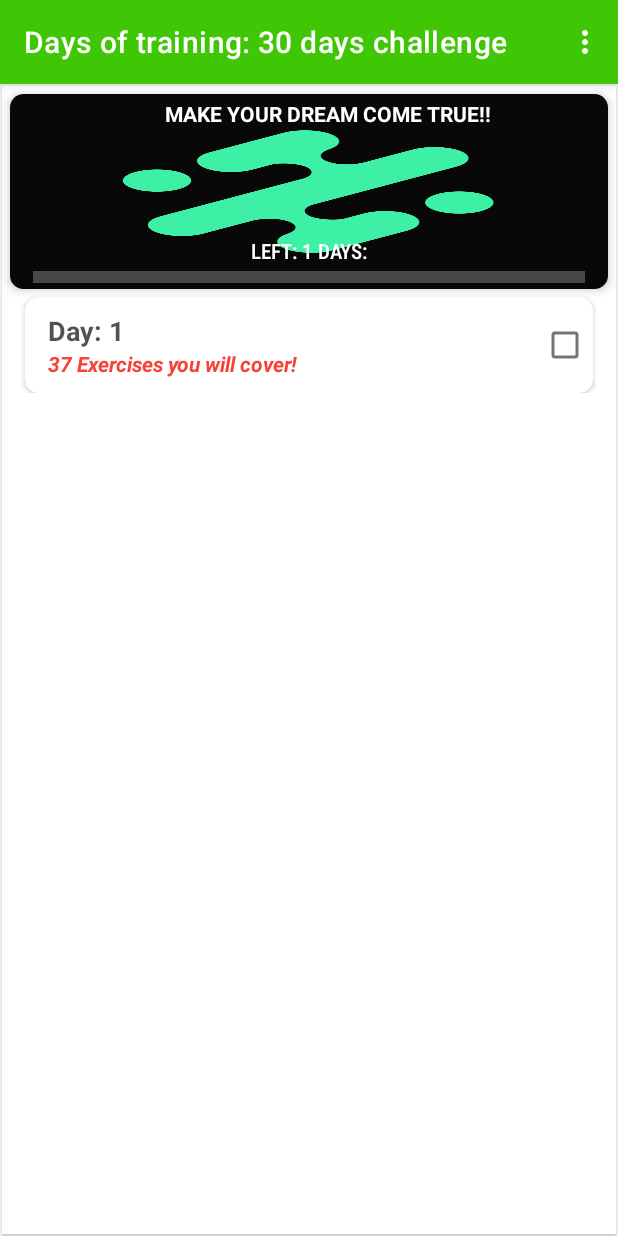
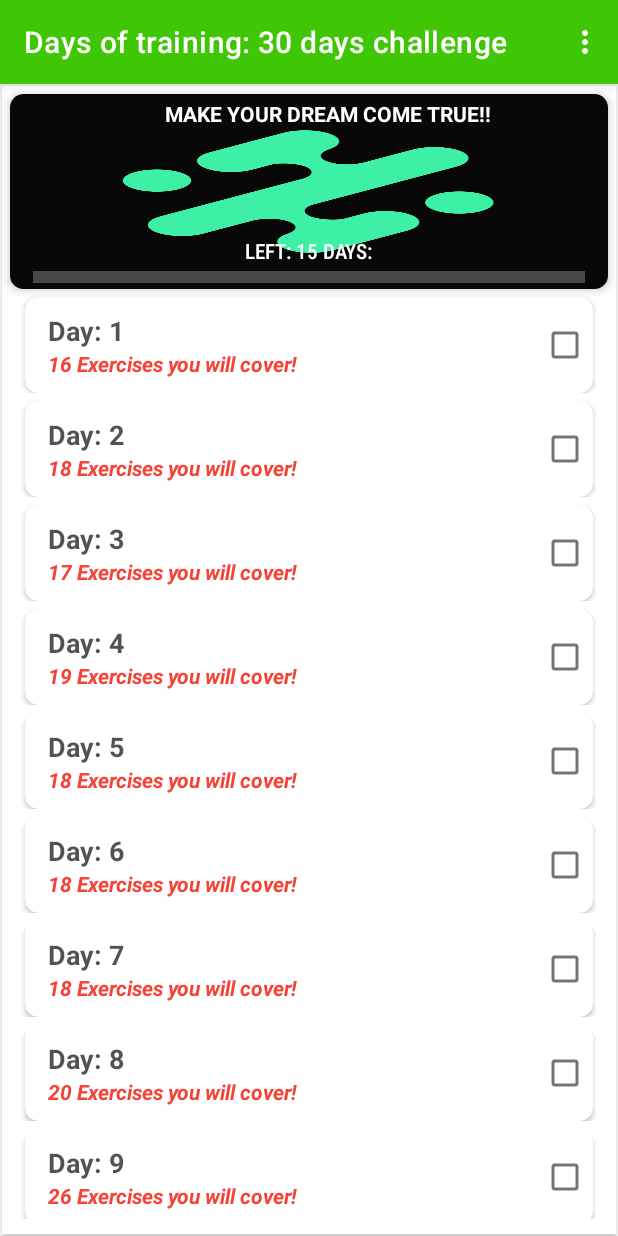
Before and after one commit to Wheazzzy/ASimpleApplicationFitness15DaysMotivation, an Android app: the screen it shows after launch (MainActivity), on a phone screen of 412 x 824 dp. Run offline under Robolectric (Android 15) with nearby library versions, the phone set to English and light mode, and no system bars.

Commit message:
Updated exercises

```diff
--- a/app/src/main/res/values/arrays_of_trainers.xml
+++ b/app/src/main/res/values/arrays_of_trainers.xml
@@ -1,47 +1,64 @@
 <?xml version="1.0" encoding="utf-8"?>
 <resources>
     <string-array name="training_exercise">
-     <item>Barbell press on biceps|x20 repetitions|barbell press on biceps.gif</item>
-     <item>Body weight Squats The Ultimate Guide|x38 repetitions|38 Different Types of Bodyweight Squats_ The Ultimate Guide _ Yuri Elkaim.gif</item>
-     <item>Alternating Lateral Pistol Squat|45|Alternating Lateral Pistol Squat.gif</item>
-     <item>Bear Crawl Squat|30|Bear Crawl Squat.gif</item>
-     <item>Bending one arm while sitting|x30 repetitions|bending one arm while sitting.gif</item>
-     <item>Triceps Exercises|x25 repetitions|Build 3D Arms With These 25 Triceps Exercises.gif</item>
-     <item>Extension of the upper block|x30 repetitions|extension of the upper block.gif</item>
-     <item>Gym ganteley to sit|20|gym ganteley sidya.gif</item>
-     <item>Hammers with dumbbells|x25|hammers with dumbbells.gif</item>
-     <item>Hollow-Body Hold Rock|30|Hollow-Body Hold Rock.gif</item>
-     <item>The crossover lying on an inclined bench|x30|information in the crossover lying on an inclined bench.gif</item>
-     <item>Isometric Jump Squat Ladder|x60|Isometric Jump Squat Ladder.gif</item>
-     <item>Jym-legs|50|jym-legs.gif</item>
-     <item>Lifting dumbbells|x30|lifting dumbbells.gif</item>
-     <item>Lifting the barbell on the biceps|x15|lifting the barbell on the biceps.gif</item>
-     <item>Pike Push up|x20|Pike Pushup.gif</item>
-     <item>Pull-ups|x15|pull - ups.gif</item>
-     <item>Siting-sgibanya|30|sidya-sgibanyagif.gif</item>
-     <item>Squats|x25|squats.gif</item>
-     <item>Standing Leg Raise|x30|Standing Leg Raise.gif</item>
-     <item>The Belly-Fat Inferno|30|The Belly-Fat Inferno.gif</item>
-     <item>The Spartacus Workout|30|The Spartacus Workout.gif</item>
+     <item>Barbell press on biceps|x20 repetitions|barbell press on biceps.gif</item> <!--Exercise - 0 -->
+     <item>Body weight Squats The Ultimate Guide|x38 repetitions|38 Different Types of Bodyweight Squats_ The Ultimate Guide _ Yuri Elkaim.gif</item> <!--Exercise - 1 -->
+     <item>Alternating Lateral Pistol Squat|45|Alternating Lateral Pistol Squat.gif</item><!--Exercise - 2 -->
+     <item>Bear Crawl Squat|30|Bear Crawl Squat.gif</item> <!--Exercise - 3 -->
+     <item>Bending one arm while sitting|x30 repetitions|bending one arm while sitting.gif</item> <!--Exercise - 4 -->
+     <item>Triceps Exercises|x25 repetitions|Build 3D Arms With These 25 Triceps Exercises.gif</item> <!--Exercise - 5 -->
+     <item>Extension of the upper block|x30 repetitions|extension of the upper block.gif</item> <!--Exercise - 6 -->
+     <item>Gym ganteley to sit|20|gym ganteley sidya.gif</item><!--Exercise - 7 -->
+     <item>Hammers with dumbbells|x25|hammers with dumbbells.gif</item> <!--Exercise - 8 -->
+     <item>Hollow-Body Hold Rock|30|Hollow-Body Hold Rock.gif</item><!--Exercise - 9  -->
+     <item>The crossover lying on an inclined bench|x30|information in the crossover lying on an inclined bench.gif</item><!--Exercise - 10 -->
+     <item>Isometric Jump Squat Ladder|x60|Isometric Jump Squat Ladder.gif</item><!--Exercise - 11 -->
+     <item>Jym-legs|50|jym-legs.gif</item><!--Exercise - 11 -->
+     <item>Lifting dumbbells|x30|lifting dumbbells.gif</item> <!--Exercise - 12 -->
+     <item>Lifting the barbell on the biceps|x15|lifting the barbell on the biceps.gif</item><!--Exercise - 13 -->
+     <item>Pike Push up|x20|Pike Pushup.gif</item><!--Exercise - 14 -->
+     <item>Pull-ups|x15|pull - ups.gif</item><!--Exercise - 15 -->
+     <item>Siting-sgibanya|30|sidya-sgibanyagif.gif</item><!--Exercise - 16 -->
+     <item>Squats|x25|squats.gif</item><!--Exercise - 17 -->
+     <item>Standing Leg Raise|x30|Standing Leg Raise.gif</item><!--Exercise - 18 -->
+     <item>The Belly-Fat Inferno|30|The Belly-Fat Inferno.gif</item><!--Exercise - 19 -->
+     <item>The Spartacus Workout|30|The Spartacus Workout.gif</item><!--Exercise - 20-->
      <item>The Body weight glutes Workout|180|The 3-Minute Bodyweight Glutes Workout.gif</item>
-     <item>Strength-Training Program You Need to Get Strong Fast|30|The 10-Week Strength-Training Program You Need to Get Strong Fast.gif</item>
-     <item>Let"s go up(each leg 15 repetitions)|x30|This Workout Will Prepare You For Obstacle Course Race Glory.gif</item>
-     <item>Triceps extensions|x30|triceps extensions.gif</item>
-     <item>Twisting|30|twisting.gif</item>
-     <item>Walkup|x30|Walkup.gif</item>
-     <item>Zim-gantelei|x25|zim-gantelej.gif</item>
-     <item>zim-uzkim-hvatom|x15|zim-uzkim-hvatom.gif</item>
-     <item>It"s time to Relax|30|relax.gif</item>
-     <item>Man Makers|x15|Man Makers.gif</item>
-     <item>Ring Muscle-Ups|x15|Ring Muscle-Ups.gif</item>
-     <item>Snatch|30|Snatch.gif</item>
-     <item>Jym ot bedra|70|Jym ot bedra.gif</item>
-     <item>Pistol Squats|x30|Pistol Squats.gif</item>
-     <item>Running|700|Runing.gif</item>
+     <item>Strength-Training Program You Need to Get Strong Fast|30|The 10-Week Strength-Training Program You Need to Get Strong Fast.gif</item><!--Exercise - 21-->
+     <item>Let"s go up(each leg 15 repetitions)|x30|This Workout Will Prepare You For Obstacle Course Race Glory.gif</item><!--Exercise - 22-->
+     <item>Triceps extensions|x30|triceps extensions.gif</item><!--Exercise - 23-->
+     <item>Twisting|30|twisting.gif</item><!--Exercise - 24-->
+     <item>Walkup|x30|Walkup.gif</item><!--Exercise - 25-->
+     <item>Zim-gantelei|x25|zim-gantelej.gif</item><!--Exercise - 26-->
+     <item>zim-uzkim-hvatom|x15|zim-uzkim-hvatom.gif</item><!--Exercise - 27-->
+     <item>It"s time to Relax|30|relax.gif</item><!-- Relaxing - 28-->
+     <item>It"s time to Relax|45|relax.gif</item><!-- Relaxing - 29 -->
+     <item>Man Makers|x15|Man Makers.gif</item><!--Exercise - 30 -->
+     <item>Ring Muscle-Ups|x15|Ring Muscle-Ups.gif</item><!--Exercise - 31 -->
+     <item>Snatch|30|Snatch.gif</item> <!--Exercise - 32 -->
+     <item>Jym ot bedra|70|Jym ot bedra.gif</item><!--Exercise - 33 -->
+     <item>Pistol Squats|x30|Pistol Squats.gif</item><!--Exercise - 34 -->
+     <item>Running|700|Runing.gif</item><!--Exercise - 35 -->
     </string-array>
 
     <string-array name="exercise_days">
-     <item>0,30,1,2,3,4,5,6,7,8,9,10,11,12,13,14,15,16,17,18,19,20,21,22,23,24,25,26,27,28,29,31,32,33,34,35,36</item>
+     <item>0,30,4,30,5,6,30,7,30,8,30,9,30,11,30,18</item>
+     <item>1,30,2,30,3,30,4,30,5,30,6,30,7,30,8,30,9,10</item>
+     <item>11,31,12,30,13,30,14,30,15,30,16,30,17,30,18,30,19</item>
+     <item>20,30,21,30,22,30,23,30,24,30,25,30,26,30,27,30,28,30,29</item>
+     <item>32,31,33,31,34,31,35,31,36,31,37,5,30,15,30,19,20,27</item>
+     <item>22,30,35,36,34,30,5,9,30,14,1,0,30,15,16,17,30,27</item>
+     <item>37,30,36,30,35,30,34,30,33,30,32,30,29,28,30,27,26,25</item>
+     <item>24,30,23,22,30,21,30,20,30,19,30,18,30,17,30,16,30,15,14,13</item>
+     <item>12,30,11,30,10,9,30,8,30,7,30,6,30,5,30,4,30,3,30,2,30,1,30,0,35,34</item>
+     <item>5,30,6,30,20,30,21,30,25,30,26,30,15,30,14,30,13,37,36</item>
+     <item>17,30,18,30,19,30,20,30,21,30,22,30,32,30,33,30,35,36</item>
+     <item>0,30,25,30,26,30,5,30,9,30,11,30,22,30,33,30,1,2,3</item>
+     <item>37,31,36,31,35,31,34,31,33,31,1,31,2,31,15,16,31,17,18</item>
+     <item>29,30,25,20,30,15,30,10,30,5,30,0,30,35,31,11,22</item>
+     <item>5,30,6,30,7,25,19,30,18,30,17,10,11,31,12,30,13,30,14,30,32,33,34,35,36,37,31,31,5,4</item>
+
+
     </string-array>
 
 
```
